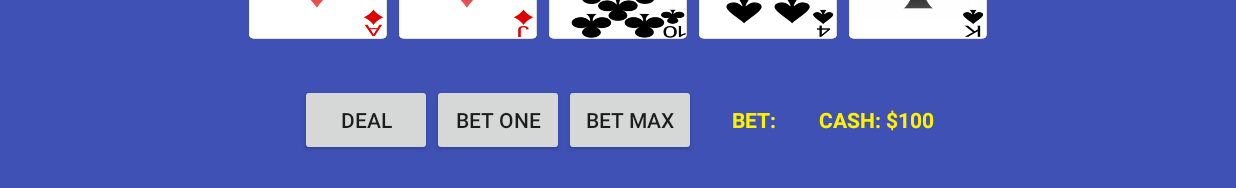
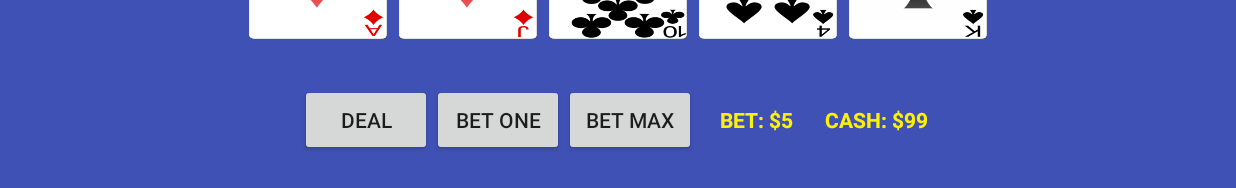
Before and after one commit to GitDatz/VDeoPoker, an Android app: the screen it shows after launch (MainActivity), after a tap on "BET MAX", on a phone screen of 824 x 412 dp (held sideways). Shown: the part 427-615 px from the top of the screen. Run offline under Robolectric (Android 15) with nearby library versions, the phone set to English and light mode, and no system bars; 2 other taps on this screen came first.

Commit message:
[task] Add bet functionality.

```diff
--- a/app/src/main/java/com/vdthai/vdeopoker/Card.java
+++ b/app/src/main/java/com/vdthai/vdeopoker/Card.java
@@ -108,7 +108,7 @@ class Card {
      * Getter for the suit in String.
      * @return a String of the suit of the card.
      */
-    private String getSuit(){
+    String getSuit(){
         return suit.getSuit();
     }
 }
--- a/app/src/main/java/com/vdthai/vdeopoker/Game.java
+++ b/app/src/main/java/com/vdthai/vdeopoker/Game.java
@@ -1,5 +1,6 @@
 package com.vdthai.vdeopoker;
 
+import android.util.Log;
 import android.util.Pair;
 
 import java.util.ArrayList;
@@ -23,6 +24,7 @@ class Game {
     private List<Card> cardList;
     private List<Boolean> holdCards;
     private int cash;
+    private int bet;
     private GAME_STATE gameState;
 
     /**
@@ -34,6 +36,7 @@ class Game {
         gameState = GAME_STATE.INIT;
         cardList = new ArrayList<>(5);
         cash = 100;
+        bet = 1;
         holdCards = new ArrayList<>();
         for( int i = 0; i < 5; i++ ){
             holdCards.add( i, false );
@@ -61,6 +64,7 @@ class Game {
             for( int i = 0; i < 5; i++ ){
                 cardList.add( deck.drawCard() );
             }
+            setCash( -bet );
             gameState = GAME_STATE.DEAL;
         } else {
             for( int i = 0; i < 5; i++ ){
@@ -87,6 +91,28 @@ class Game {
      */
     int getCash(){
         return cash;
+    }
+
+    /**
+     * Setter for bet one.
+     * Valid bets: 1, 2, 3, 4, 5
+     * @return amount to how much to bet.
+     */
+    int setBet(){
+        bet++;
+        if( bet > 5 ){
+            bet = 1;
+        }
+        return bet;
+    }
+
+    /**
+     * Setter for bet max.
+     * @return max bet allowed.
+     */
+    int setBetMax(){
+        bet = 5;
+        return bet;
     }
 
     /**
@@ -167,7 +193,7 @@ class Game {
                 currentHand = "STRAIGHT";
                 winCash += 20;
             }
-        } else if( rankList.contains(5)) {
+        } else if( suitList.contains(5)) {
             currentHand = "FLUSH";
             winCash += 35;
         } else if( rankList.contains(4) ){
--- a/app/src/main/java/com/vdthai/vdeopoker/MainActivity.java
+++ b/app/src/main/java/com/vdthai/vdeopoker/MainActivity.java
@@ -45,7 +45,6 @@ public class MainActivity extends AppCompatActivity implements Presenter.View {
      */
     public void clearHold(){
         for( int i = 0; i < 5; i++ ){
-            Log.d("DEBUG", "Clear i = " + Integer.toString(i));
             TextView imgView = (TextView)findViewById(HOLD_FIELD[i]);
             imgView.setText("");
             TextView winTxt = (TextView)findViewById(R.id.resultTxt);
@@ -70,9 +69,14 @@ public class MainActivity extends AppCompatActivity implements Presenter.View {
     /**
      * Updates the cash view.
      */
-    public void updateCash( ){
+    public void updateCash(){
         TextView cashView = (TextView)findViewById( R.id.cashView );
         cashView.setText("CASH: $" + Integer.toString( presenter.getCash() ) );
+    }
+
+    public void updateBet( int bet ){
+        TextView betView = (TextView)findViewById( R.id.betView );
+        betView.setText("BET: $" + Integer.toString( bet ) );
     }
 
     @Override
@@ -83,6 +87,9 @@ public class MainActivity extends AppCompatActivity implements Presenter.View {
 
         TextView cashView = (TextView)findViewById(R.id.cashView);
         cashView.setText("CASH: $" + Integer.toString(presenter.getCash()));
+        TextView betView = (TextView)findViewById(R.id.betView);
+        betView.setText("BET: $1");
+
         Button dealButton = (Button)findViewById(R.id.dealButton);
         dealButton.setOnClickListener(new View.OnClickListener() {
             @Override
@@ -99,11 +106,11 @@ public class MainActivity extends AppCompatActivity implements Presenter.View {
                     TextView handView = (TextView)findViewById(R.id.resultTxt);
                     if( hand.first > 0 ){
                         handView.setText( hand.second + "! Win: $" + hand.first );
-                        updateCash( );
                     } else {
                         handView.setText( "NO WIN!" );
                     }
                 }
+                updateCash();
             }
         });
 
@@ -157,7 +164,8 @@ public class MainActivity extends AppCompatActivity implements Presenter.View {
         betOneButton.setOnClickListener(new View.OnClickListener() {
             @Override
             public void onClick(View view) {
-                //TODO: Set bet one.
+                updateBet( presenter.betOne() );
+                // Update bet board and betView
             }
         });
 
@@ -168,7 +176,8 @@ public class MainActivity extends AppCompatActivity implements Presenter.View {
         betMaxButton.setOnClickListener(new View.OnClickListener() {
             @Override
             public void onClick(View view) {
-                //TODO: Set bet max.
+                updateBet( presenter.betMax() );
+                // Update bet board and betView
             }
         });
     }
--- a/app/src/main/java/com/vdthai/vdeopoker/Presenter.java
+++ b/app/src/main/java/com/vdthai/vdeopoker/Presenter.java
@@ -38,6 +38,22 @@ class Presenter {
     }
 
     /**
+     * Increases bet by 1.
+     * @return the current bet.
+     */
+    int betOne(){
+        return game.setBet();
+    }
+
+    /**
+     * Set bet max.
+     * @return max amount to bet.
+     */
+    int betMax(){
+        return game.setBetMax();
+    }
+
+    /**
      * Sets the cards to keep (hold).
      * Valid positions: 0 .. 4
      * @param _holdPos the position for the card to hold.
--- a/app/src/main/res/layout/activity_main.xml
+++ b/app/src/main/res/layout/activity_main.xml
@@ -333,8 +333,7 @@
             android:layout_height="wrap_content"
             android:textStyle="bold"
             android:textColor="#fff200"
-            android:textAlignment="center"
-            android:text="BET: "/>
+            android:textAlignment="center"/>
 
         <TextView
             android:layout_width="80dp"
```
